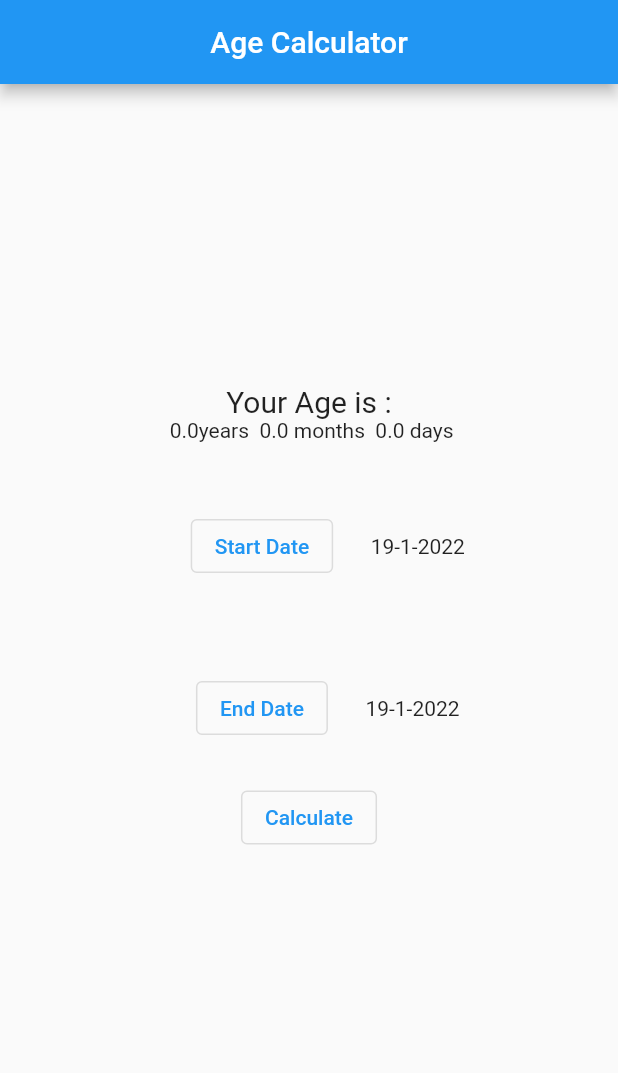
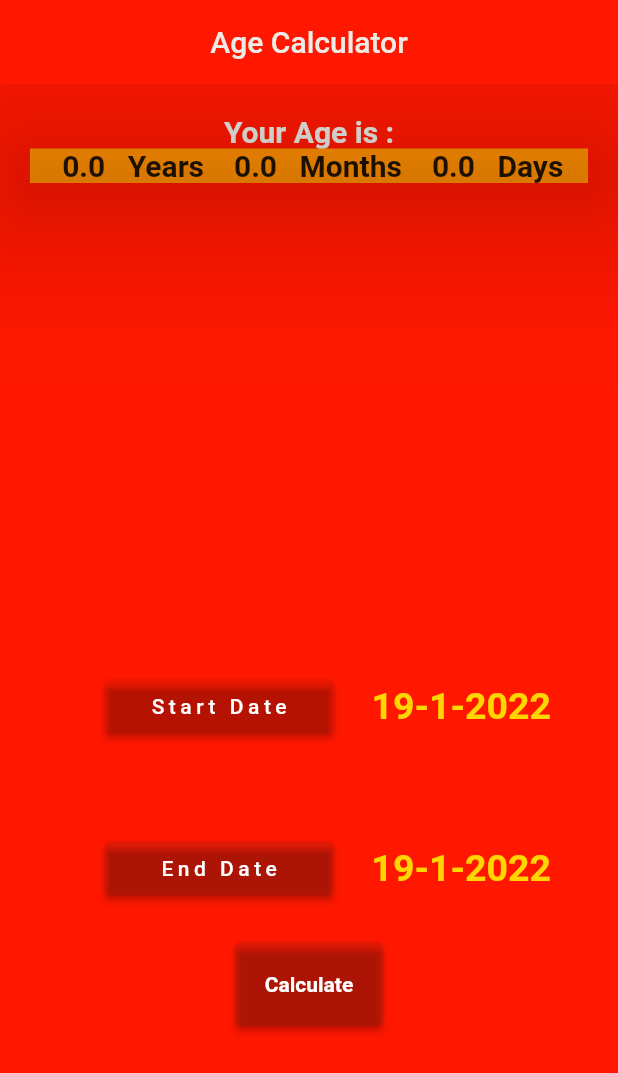
Before and after one commit to CPAD-Gazipur/Age-Calculator, a Flutter app: the screen it shows after launch, on a phone screen of 412 x 824 dp. Shown: the top 1073 px of the screen. Run offline on Flutter 3.47's test engine with Material 2 defaults, Android fonts, the phone set to English and light mode, and no system bars; our stand-ins replace get; missing offline and left inert: dart:html, month_calculator.

Commit message:
UI updated by Yeaseen

```diff
--- a/lib/app/modules/age_calculator/views/age_calculator_view.dart
+++ b/lib/app/modules/age_calculator/views/age_calculator_view.dart
@@ -1,4 +1,7 @@
 // import 'package:age_calculator/app/modules/about/views/about_view.dart';
+import 'dart:html';
+import 'dart:io';
+
 import 'package:flutter/material.dart';
 
 import 'package:get/get.dart';
@@ -9,24 +12,47 @@ class AgeCalculatorView extends GetView<AgeCalculatorController> {
   @override
   Widget build(BuildContext context) {
     return Scaffold(
+      backgroundColor: Color(0xffFF1700),
       appBar: AppBar(
-        title: Text('Age Calculator'),
+        backgroundColor: Color(0xffFF1700),
+        shadowColor: Color(0xFF180101),
+        elevation: 45.0,
+        title: Text(
+          'Age Calculator',
+          style: TextStyle(color: Color(0xFFEEEBE7)),
+        ),
         centerTitle: true,
       ),
       body: Center(
+        child: Padding(
+          padding: const EdgeInsets.all(20.0),
           child: Column(
-          mainAxisAlignment: MainAxisAlignment.center,
+            // mainAxisAlignment: MainAxisAlignment.center,
             children: [
               Text(
                 "Your Age is :",
-              style: TextStyle(fontSize: 20),
+                style: TextStyle(
+                    fontSize: 20,
+                    fontWeight: FontWeight.bold,
+                    color: Color(0xFFE6E5DF)),
               ),
-            Obx(
-              () => Text(
-                  " ${controller.age.value}years  ${controller.age2.value} months  ${controller.age1.value} days"),
+              Container(
+                color: Color(0xffFF8E00),
+                width: double.infinity,
+                child: Obx(
+                  () => Center(
+                    child: Text(
+                      " ${controller.age.value} Years  ${controller.age2.value} Months  ${controller.age1.value} Days",
+                      style: TextStyle(
+                          fontWeight: FontWeight.bold,
+                          fontSize: 20,
+                          wordSpacing: 10.0),
+                    ),
+                  ),
+                ),
               ),
               SizedBox(
-              height: 20,
+                height: 300,
               ),
               Column(
                 mainAxisAlignment: MainAxisAlignment.center,
@@ -36,8 +62,18 @@ class AgeCalculatorView extends GetView<AgeCalculatorController> {
                     children: [
                       Padding(
                         padding: const EdgeInsets.all(25.0),
-                      child: OutlinedButton(
-                        child: Text('Start Date'),
+                        child: ElevatedButton(
+                          style: ElevatedButton.styleFrom(
+                            padding: EdgeInsets.fromLTRB(30, 10, 30, 10),
+                            primary: Color.fromARGB(5, 4, 55, 60),
+                            onPrimary: Colors.white,
+                          ),
+                          child: Text(
+                            'Start Date',
+                            style: TextStyle(
+                              letterSpacing: 3.0,
+                            ),
+                          ),
                           onPressed: () async {
                             DateTime? date = await showDatePicker(
                               context: context,
@@ -67,7 +103,14 @@ class AgeCalculatorView extends GetView<AgeCalculatorController> {
                         ),
                       ),
                       Obx(
-                      () => Text(controller.getStartDate()),
+                        () => Text(
+                          controller.getStartDate(),
+                          style: TextStyle(
+                            fontSize: 25,
+                            fontWeight: FontWeight.bold,
+                            color: Colors.yellowAccent[700],
+                          ),
+                        ),
                       ),
                     ],
                   ),
@@ -79,8 +122,18 @@ class AgeCalculatorView extends GetView<AgeCalculatorController> {
                     children: [
                       Padding(
                         padding: const EdgeInsets.all(25.0),
-                      child: OutlinedButton(
-                        child: Text('End Date'),
+                        child: ElevatedButton(
+                          style: ElevatedButton.styleFrom(
+                            padding: EdgeInsets.fromLTRB(30, 10, 30, 10),
+                            primary: Color.fromARGB(22, 40, 55, 60),
+                            onPrimary: Colors.white,
+                          ),
+                          child: Text(
+                            ' End Date ',
+                            style: TextStyle(
+                              letterSpacing: 3.0,
+                            ),
+                          ),
                           onPressed: () async {
                             DateTime? date = await showDatePicker(
                               context: context,
@@ -108,16 +161,32 @@ class AgeCalculatorView extends GetView<AgeCalculatorController> {
                         ),
                       ),
                       Obx(
-                      () => Text(controller.getEndDate()),
+                        () => Text(
+                          controller.getEndDate(),
+                          style: TextStyle(
+                            fontSize: 25,
+                            fontWeight: FontWeight.bold,
+                            color: Colors.yellowAccent[700],
+                          ),
+                        ),
                       ),
                     ],
                   ),
-                OutlinedButton(
+                  ElevatedButton(
+                    style: ElevatedButton.styleFrom(
+                      padding: EdgeInsets.fromLTRB(20, 20, 20, 20),
+                      primary: Color.fromARGB(22, 40, 55, 60),
+                      onPrimary: Colors.white,
+                    ),
                     onPressed: () {
                       controller.calculateAge();
                     },
                     child: Text(
                       "Calculate",
+                      style: TextStyle(
+                        color: Colors.white,
+                        fontWeight: FontWeight.bold,
+                      ),
                     ),
                   ),
                   SizedBox(
@@ -128,6 +197,7 @@ class AgeCalculatorView extends GetView<AgeCalculatorController> {
             ],
           ),
         ),
+      ),
     );
   }
 }
```
Lines whose indentation alone changed are shown as unchanged.
